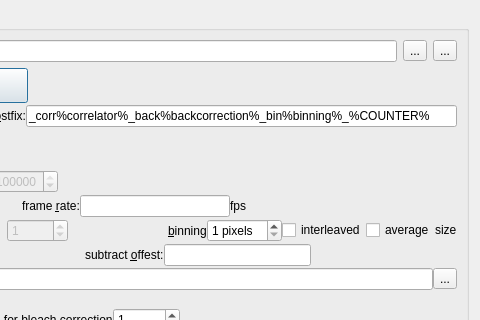
The window that plugins/imagingfcs/qfrdrimagingfcscorrelationdialog.ui (jkriege2/QuickFit3) describes before a commit, drawn with Qt 5; both pictures show x 506 to 986 and y 0 to 320 of the 986 by 761 pixel window.
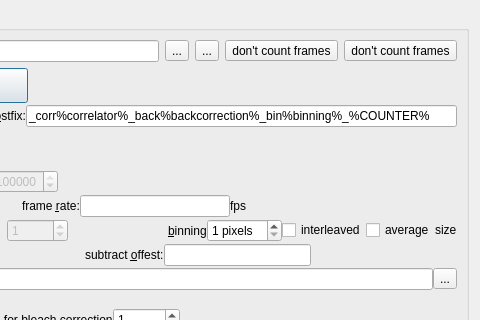
The same window after the commit. Icons and pictures are not drawn. Custom widgets are drawn as their Qt base class.

Commit message: QuickFit3/imFCS: added buttons to correlator window that allow to load a file without counting the frames in it (e.g. for a larger set of measurements, where the number of frames is always the same) ... this makes selecting a file much faster!

What changed in the file:
```diff
--- a/plugins/imagingfcs/qfrdrimagingfcscorrelationdialog.ui
+++ b/plugins/imagingfcs/qfrdrimagingfcscorrelationdialog.ui
@@ -83,6 +83,40 @@
           </property>
          </widget>
         </item>
+        <item>
+         <widget class="QToolButton" name="btnSelectImageFileNoCount">
+          <property name="toolTip">
+           <string>select an image series file to correlate</string>
+          </property>
+          <property name="text">
+           <string>don't count frames</string>
+          </property>
+          <property name="icon">
+           <iconset resource="qfrdrimagingfcs.qrc">
+            <normaloff>:/imaging_fcs/fileopen.png</normaloff>:/imaging_fcs/fileopen.png</iconset>
+          </property>
+          <property name="toolButtonStyle">
+           <enum>Qt::ToolButtonTextBesideIcon</enum>
+          </property>
+         </widget>
+        </item>
+        <item>
+         <widget class="QToolButton" name="btnLoadNoCount">
+          <property name="toolTip">
+           <string>read metadata from the given image series file</string>
+          </property>
+          <property name="text">
+           <string>don't count frames</string>
+          </property>
+          <property name="icon">
+           <iconset resource="qfrdrimagingfcs.qrc">
+            <normaloff>:/imaging_fcs/use_file.png</normaloff>:/imaging_fcs/use_file.png</iconset>
+          </property>
+          <property name="toolButtonStyle">
+           <enum>Qt::ToolButtonTextBesideIcon</enum>
+          </property>
+         </widget>
+        </item>
        </layout>
       </item>
       <item row="2" column="0">
```
The commit also changes 2 other files.
